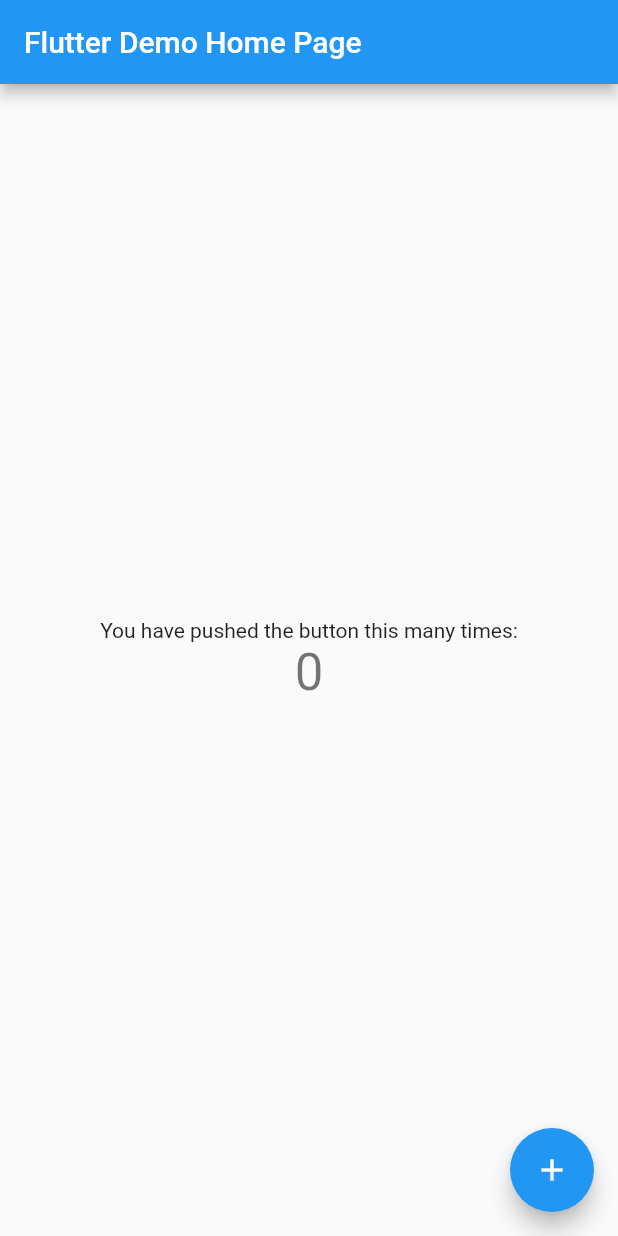
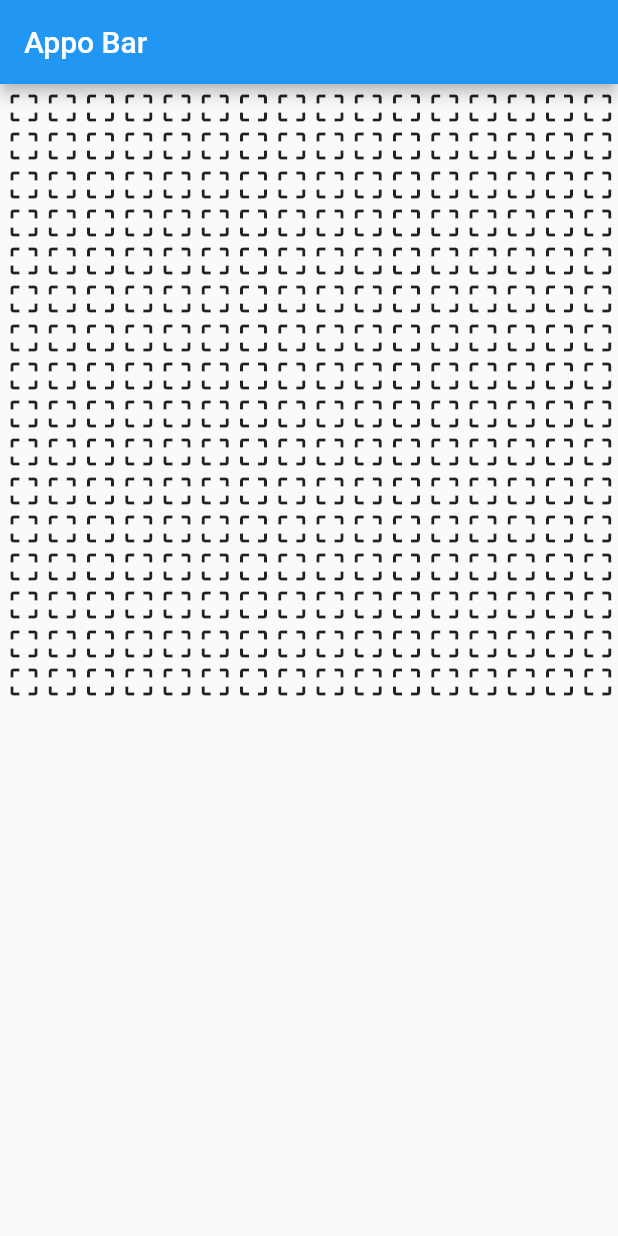
Before and after one commit to crtingram/flutter_app_two, a Flutter app: the screen it shows after launch, on a phone screen of 412 x 824 dp. Run offline on Flutter 3.47's test engine with Material 2 defaults, Android fonts, the phone set to English and light mode, and no system bars.

Commit message:
Set up GridList. Populate with some GridTiles and Icons.

```diff
--- a/lib/main.dart
+++ b/lib/main.dart
@@ -1,4 +1,5 @@
 import 'package:flutter/material.dart';
+import './module/grid-list.dart';
 
 void main() => runApp(MyApp());
 
@@ -7,58 +8,11 @@ class MyApp extends StatelessWidget {
   @override
   Widget build(BuildContext context) {
     return MaterialApp(
-      title: 'Flutter Demo',
+      title: 'Flutter Dungeon',
       theme: ThemeData(
         primarySwatch: Colors.blue,
       ),
-      home: MyHomePage(title: 'Flutter Demo Home Page'),
+      home: GridListWidget(),
     );
   }
 }
-
-class MyHomePage extends StatefulWidget {
-  MyHomePage({Key key, this.title}) : super(key: key);
-
-  final String title;
-
-  @override
-  _MyHomePageState createState() => _MyHomePageState();
-}
-
-class _MyHomePageState extends State<MyHomePage> {
-  int _counter = 0;
-
-  void _incrementCounter() {
-    setState(() {
-      _counter++;
-    });
-  }
-
-  @override
-  Widget build(BuildContext context) {
-    return Scaffold(
-      appBar: AppBar(
-        title: Text(widget.title),
-      ),
-      body: Center(
-        child: Column(
-          mainAxisAlignment: MainAxisAlignment.center,
-          children: <Widget>[
-            Text(
-              'You have pushed the button this many times:',
-            ),
-            Text(
-              '$_counter',
-              style: Theme.of(context).textTheme.display1,
-            ),
-          ],
-        ),
-      ),
-      floatingActionButton: FloatingActionButton(
-        onPressed: _incrementCounter,
-        tooltip: 'Increment',
-        child: Icon(Icons.add),
-      ),
-    );
-  }
-}
--- /dev/null
+++ b/lib/module/grid-list.dart
@@ -0,0 +1,49 @@
+import 'package:flutter/material.dart';
+
+class GridListWidget extends StatefulWidget {
+  @override
+  State createState() => new GridListWidgetState();
+}
+
+class GridListWidgetState extends State<GridListWidget> {
+  @override
+  Widget build(BuildContext context) {
+    return Scaffold(
+      appBar: AppBar(
+        title: const Text('Appo Bar'),
+        actions: <Widget>[],
+      ),
+      body: Column(
+        children: <Widget>[
+          Expanded(
+            child: SafeArea(
+                child: GridView.count(
+                    crossAxisCount: 16,
+                    mainAxisSpacing: 4.0,
+                    crossAxisSpacing: 4.0,
+                    padding: EdgeInsets.all(4.0),
+                    children: generateDungeon())),
+          )
+        ],
+      ),
+    );
+  }
+}
+
+List<DungeonTile> generateDungeon() {
+  List<DungeonTile> theTiles = new List<DungeonTile>();
+  const int width = 16;
+  for (int i = 0; i < width * width; i++) {
+    theTiles.add(new DungeonTile());
+  }
+  return theTiles;
+}
+
+class DungeonTile extends StatelessWidget {
+  @override
+  Widget build(BuildContext context) {
+    return GridTile(
+      child: Icon(Icons.crop_free),
+    );
+  }
+}
```
